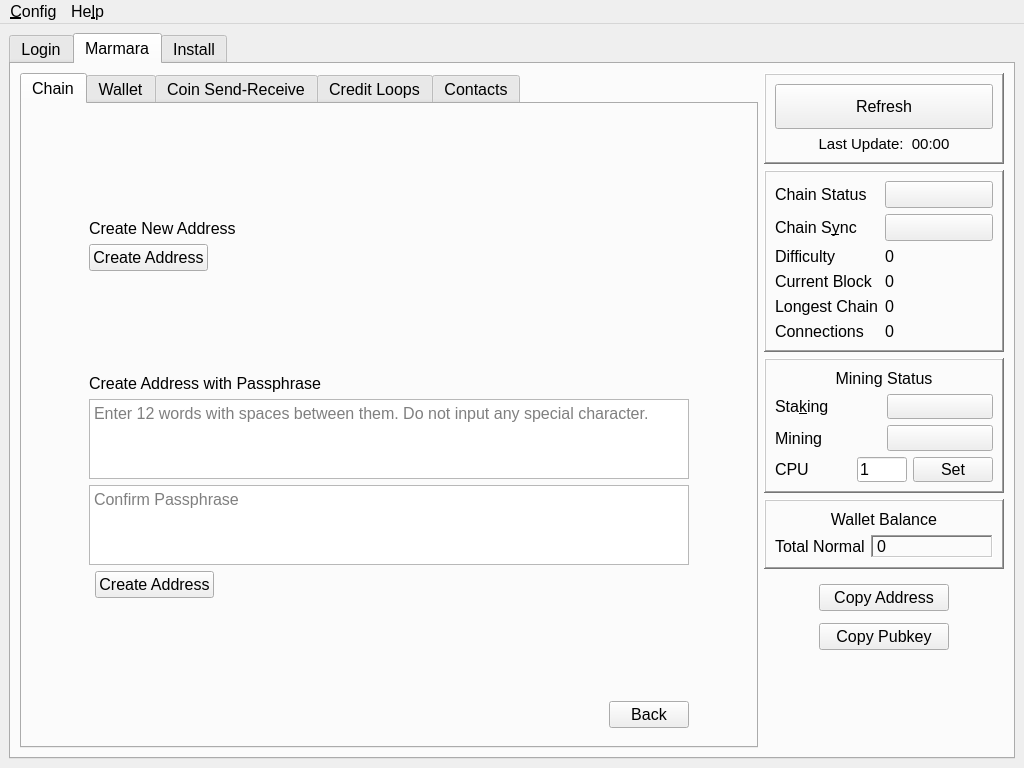
marmarachain/marmara-connector, file src/main/python/qtguidesign.ui: the form before one commit.
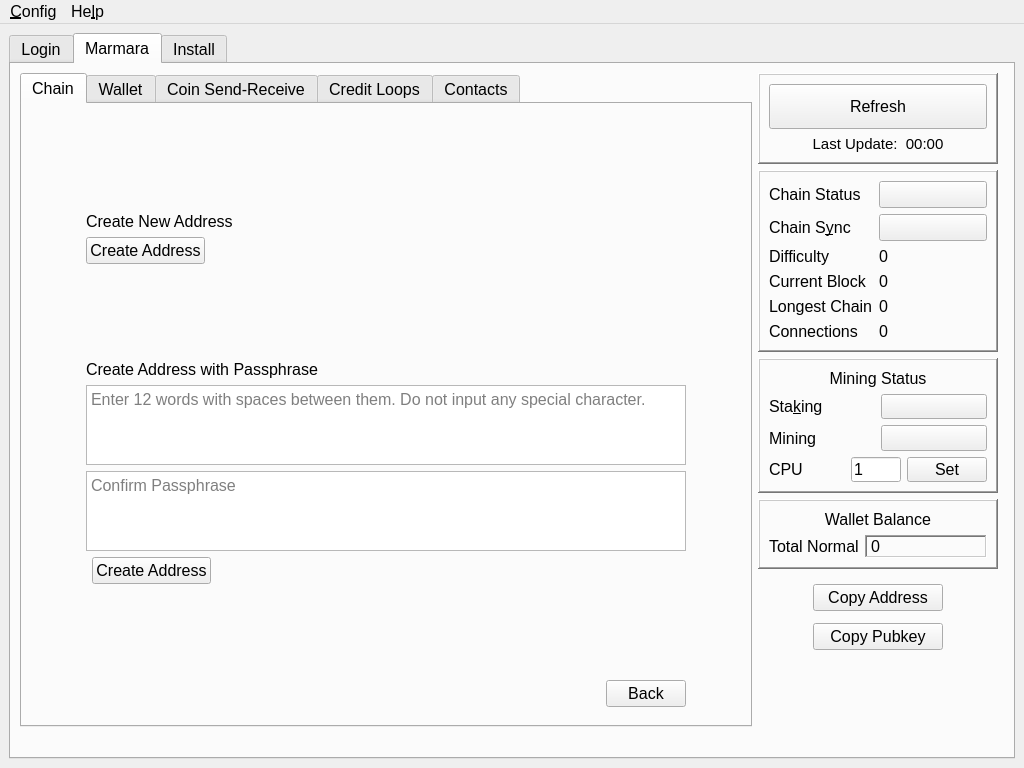
The form after the commit. The open tabs and pages were chosen to show the change. Icons and pictures are not drawn.

Commit message: bottom message label fixed

Patch:
```diff
--- a/src/main/python/qtguidesign.ui
+++ b/src/main/python/qtguidesign.ui
@@ -890,6 +890,33 @@
         <string>Marmara</string>
        </attribute>
        <layout class="QGridLayout" name="gridLayout_8">
+        <item row="1" column="0" colspan="3">
+         <widget class="QLabel" name="bottom_message_label">
+          <property name="maximumSize">
+           <size>
+            <width>16777215</width>
+            <height>17</height>
+           </size>
+          </property>
+          <property name="font">
+           <font>
+            <pointsize>10</pointsize>
+           </font>
+          </property>
+          <property name="frameShape">
+           <enum>QFrame::NoFrame</enum>
+          </property>
+          <property name="frameShadow">
+           <enum>QFrame::Raised</enum>
+          </property>
+          <property name="text">
+           <string/>
+          </property>
+          <property name="textInteractionFlags">
+           <set>Qt::LinksAccessibleByMouse|Qt::TextSelectableByMouse</set>
+          </property>
+         </widget>
+        </item>
         <item row="0" column="1">
          <layout class="QGridLayout" name="chainsummary_Layout">
           <item row="3" column="0">
```
Left out of the diff: 2 changed lines with no effect on the pictures. The commit also changes 1 other file.
